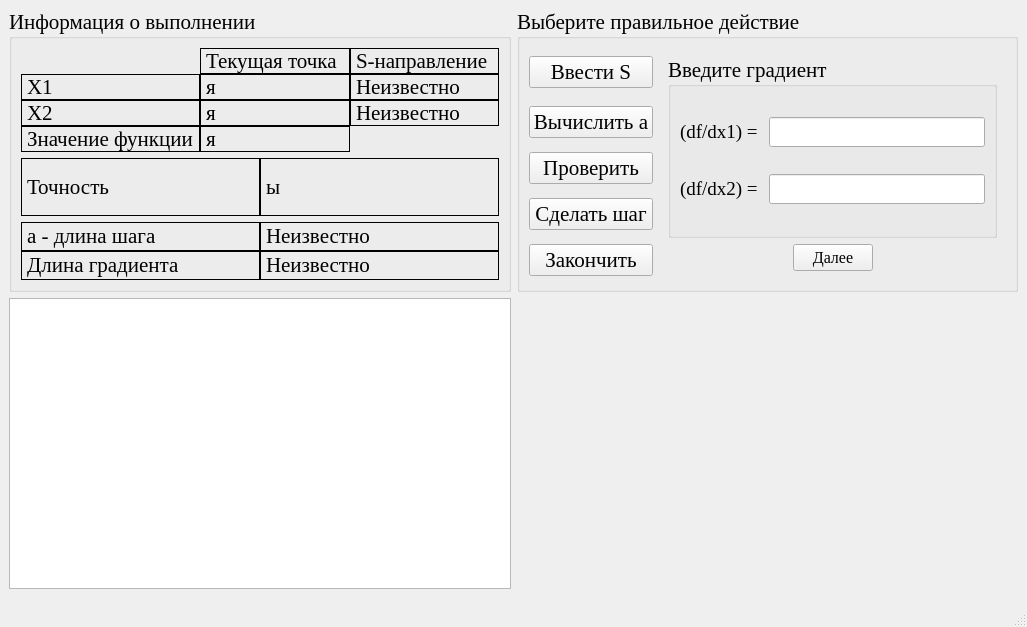
Before: the Qt Designer form optimizationmethods/ui/FasterDescent.ui in Eliminationzx/optimizationmethods, drawn with Qt 5.
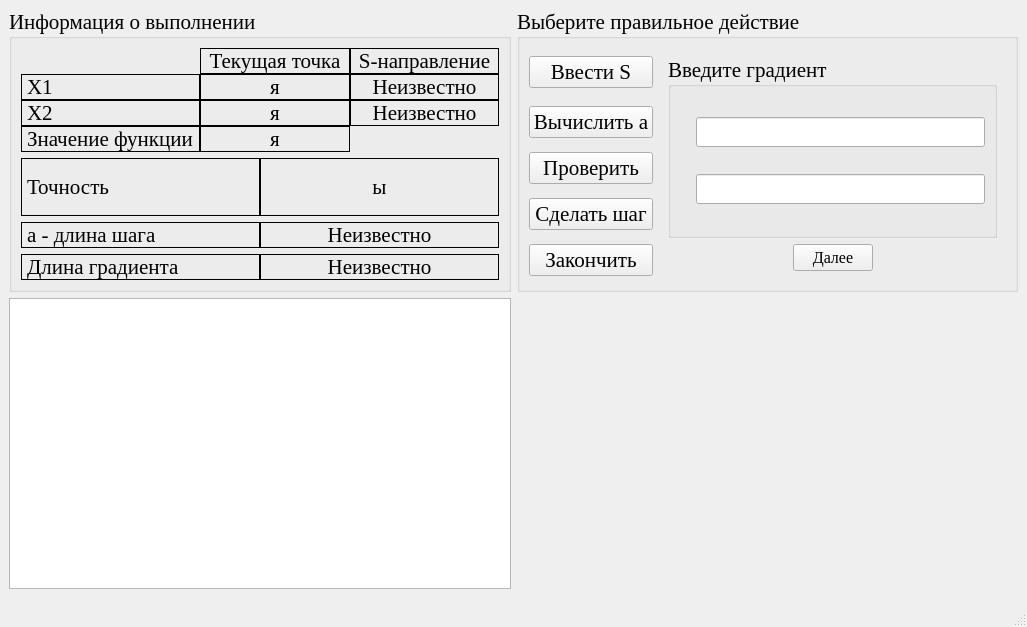
After: the same form once the commit is applied. The open tabs and pages were chosen to show the change. Icons and pictures are not drawn.

Commit message: доработал существующие формы.

```diff
--- a/optimizationmethods/ui/FasterDescent.ui
+++ b/optimizationmethods/ui/FasterDescent.ui
@@ -49,6 +49,9 @@
              <property name="text">
               <string>Текущая точка</string>
              </property>
+             <property name="alignment">
+              <set>Qt::AlignCenter</set>
+             </property>
              <property name="textInteractionFlags">
               <set>Qt::LinksAccessibleByMouse|Qt::TextSelectableByMouse</set>
              </property>
@@ -62,6 +65,9 @@
              <property name="text">
               <string>S-направление</string>
              </property>
+             <property name="alignment">
+              <set>Qt::AlignCenter</set>
+             </property>
              <property name="textInteractionFlags">
               <set>Qt::LinksAccessibleByMouse|Qt::TextSelectableByMouse</set>
              </property>
@@ -88,6 +94,9 @@
              <property name="text">
               <string>я</string>
              </property>
+             <property name="alignment">
+              <set>Qt::AlignCenter</set>
+             </property>
              <property name="textInteractionFlags">
               <set>Qt::LinksAccessibleByMouse|Qt::TextSelectableByMouse</set>
              </property>
@@ -101,6 +110,9 @@
              <property name="text">
               <string>Неизвестно</string>
              </property>
+             <property name="alignment">
+              <set>Qt::AlignCenter</set>
+             </property>
              <property name="textInteractionFlags">
               <set>Qt::LinksAccessibleByMouse|Qt::TextSelectableByMouse</set>
              </property>
@@ -127,6 +139,9 @@
              <property name="text">
               <string>я</string>
              </property>
+             <property name="alignment">
+              <set>Qt::AlignCenter</set>
+             </property>
              <property name="textInteractionFlags">
               <set>Qt::LinksAccessibleByMouse|Qt::TextSelectableByMouse</set>
              </property>
@@ -140,6 +155,9 @@
              <property name="text">
               <string>Неизвестно</string>
              </property>
+             <property name="alignment">
+              <set>Qt::AlignCenter</set>
+             </property>
              <property name="textInteractionFlags">
               <set>Qt::LinksAccessibleByMouse|Qt::TextSelectableByMouse</set>
              </property>
@@ -166,6 +184,9 @@
              <property name="text">
               <string>я</string>
              </property>
+             <property name="alignment">
+              <set>Qt::AlignCenter</set>
+             </property>
              <property name="textInteractionFlags">
               <set>Qt::LinksAccessibleByMouse|Qt::TextSelectableByMouse</set>
              </property>
@@ -199,6 +220,9 @@
              <property name="text">
               <string>ы</string>
              </property>
+             <property name="alignment">
+              <set>Qt::AlignCenter</set>
+             </property>
              <property name="textInteractionFlags">
               <set>Qt::LinksAccessibleByMouse|Qt::TextSelectableByMouse</set>
              </property>
@@ -208,7 +232,7 @@
          </item>
          <item>
           <layout class="QGridLayout" name="gridLayout_2">
-           <property name="spacing">
+           <property name="horizontalSpacing">
             <number>0</number>
            </property>
            <item row="0" column="0">
@@ -232,6 +256,9 @@
              <property name="text">
               <string>Неизвестно</string>
              </property>
+             <property name="alignment">
+              <set>Qt::AlignCenter</set>
+             </property>
              <property name="textInteractionFlags">
               <set>Qt::LinksAccessibleByMouse|Qt::TextSelectableByMouse</set>
              </property>
@@ -258,6 +285,9 @@
              <property name="text">
               <string>Неизвестно</string>
              </property>
+             <property name="alignment">
+              <set>Qt::AlignCenter</set>
+             </property>
              <property name="textInteractionFlags">
               <set>Qt::LinksAccessibleByMouse|Qt::TextSelectableByMouse</set>
              </property>
@@ -424,8 +454,8 @@
                     <pointsize>14</pointsize>
                    </font>
                   </property>
-                  <property name="text">
-                   <string>(df/dx1) = </string>
+                  <property name="pixmap">
+                   <pixmap resource="data.qrc">:/icon/dfdx1.bmp</pixmap>
                   </property>
                  </widget>
                 </item>
@@ -449,8 +479,8 @@
                     <pointsize>14</pointsize>
                    </font>
                   </property>
-                  <property name="text">
-                   <string>(df/dx2) = </string>
+                  <property name="pixmap">
+                   <pixmap resource="data.qrc">:/icon/dfdx2.bmp</pixmap>
                   </property>
                  </widget>
                 </item>
```
The commit also changes 6 other files.
